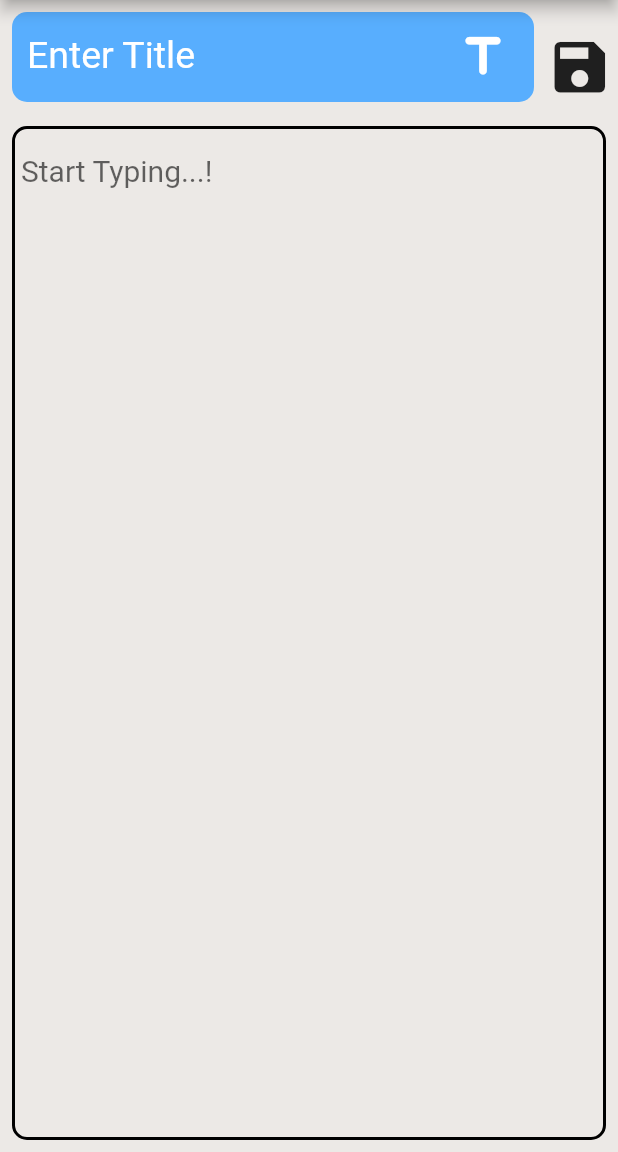
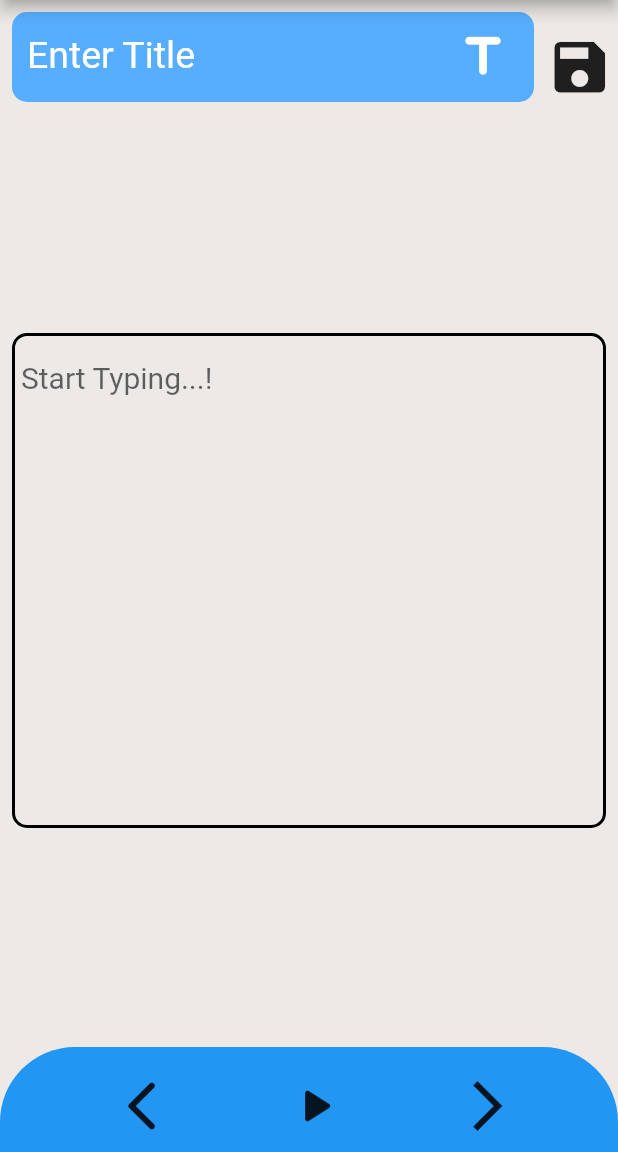
Before and after one commit to AnuroopFarkya11/Diarify, a Flutter app: the WriteHere screen opened by its route, on a phone screen of 412 x 824 dp, the part 84-1236 px from its top. Run offline on Flutter 3.47's test engine with Material 2 defaults, Android fonts, the phone set to English and light mode, and no system bars; our stand-ins replace firebase_core; accounts and stored records are empty.

Commit message:
Initial commit

```diff
--- a/lib/MyRoutes/WriteHere.dart
+++ b/lib/MyRoutes/WriteHere.dart
@@ -1,5 +1,6 @@
 import 'package:flutter/material.dart';
 import 'package:snetimentaldiary/MyWidgets/EnterTitleWidget.dart';
+import 'package:snetimentaldiary/MyWidgets/MusicPlayer.dart';
 import 'package:snetimentaldiary/MyWidgets/WriteDiary.dart';
 
 class WriteHere extends StatelessWidget {
@@ -13,17 +14,15 @@ class WriteHere extends StatelessWidget {
         title: Text('Sentimental Diary'),
       ),
       body: Column(
-
+        mainAxisAlignment: MainAxisAlignment.spaceBetween,
         children: [
-
-
           Padding(
             padding: const EdgeInsets.all(8.0),
-            child: Row(
+            child:
+                Row(
                   mainAxisAlignment: MainAxisAlignment.spaceBetween,
                   children: [
-                Flexible(
-                    child: EnterTitleWidget()),
+                    Flexible(child: EnterTitleWidget()),
                     IconButton(
                       icon: Icon(
                         Icons.save,
@@ -33,11 +32,12 @@ class WriteHere extends StatelessWidget {
                     )
                   ],
                 ),
+
             ),
-          WriteDiary()
+          WriteDiary(),
 
-
-
+          Flexible(child: MusicPlayer())
+          // MusicPlayer()
         ],
       ),
     );
--- a/lib/MyWidgets/MusicPlayer.dart
+++ b/lib/MyWidgets/MusicPlayer.dart
@@ -1 +1,39 @@
 import 'package:flutter/material.dart';
+
+class MusicPlayer extends StatelessWidget {
+  const MusicPlayer({Key? key}) : super(key: key);
+
+  @override
+  Widget build(BuildContext context) {
+    return Container(
+      height: 70,
+      decoration: BoxDecoration(
+          color: Colors.blue,
+          borderRadius: BorderRadius.only(
+              topLeft: Radius.circular(50), topRight: Radius.circular(50))),
+      child: Row(
+        mainAxisAlignment: MainAxisAlignment.spaceEvenly,
+        children: [
+          IconButton(
+              onPressed: () {},
+              icon: Icon(
+                Icons.arrow_back_ios_rounded,
+                size: 40,
+              )),
+          IconButton(
+              onPressed: () {},
+              icon: Icon(
+                Icons.play_arrow_rounded,
+                size: 40,
+              )),
+          IconButton(
+              onPressed: () {},
+              icon: Icon(
+                Icons.arrow_forward_ios,
+                size: 40,
+              )),
+        ],
+      ),
+    );
+  }
+}
--- a/lib/main.dart
+++ b/lib/main.dart
@@ -1,6 +1,7 @@
 import 'package:flutter/foundation.dart';
 import 'package:flutter/material.dart';
 import 'package:snetimentaldiary/MyRoutes/WriteHere.dart';
+import 'package:snetimentaldiary/MyWidgets/MusicPlayer.dart';
 
 import 'MyWidgets/CreateNotion.dart';
 
```
Lines whose indentation alone changed are shown as unchanged.
